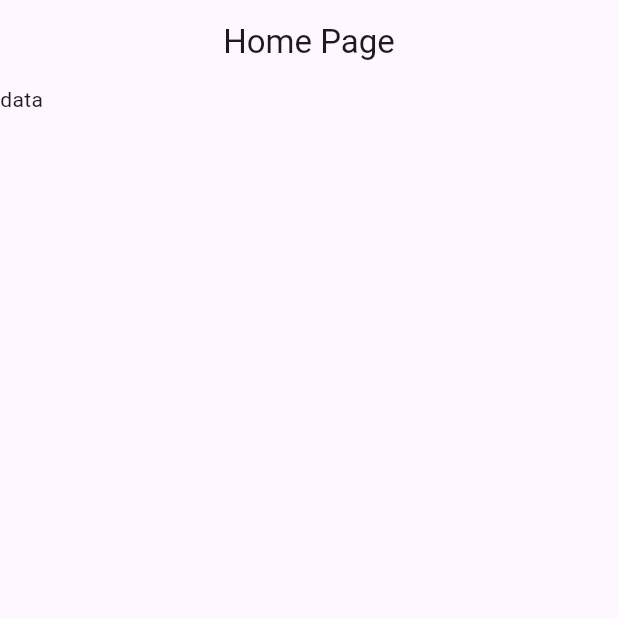
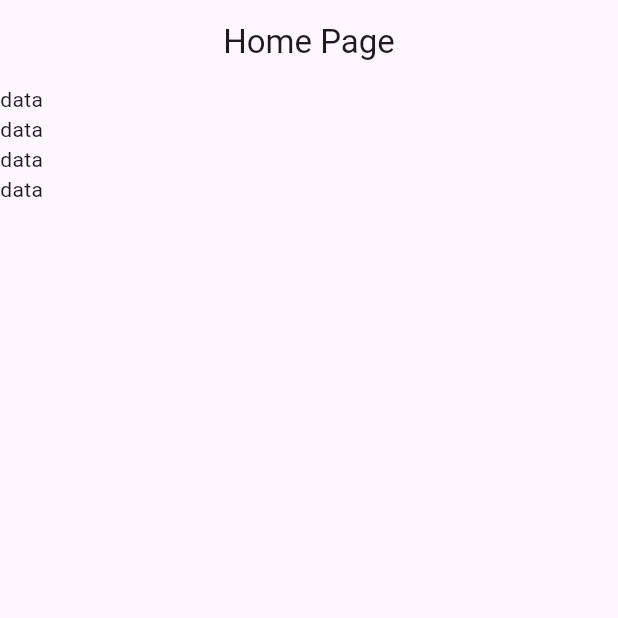
Before and after one commit to fahimshahariar09/medical_store, a Flutter app: the screen it shows after launch, on a phone screen of 412 x 824 dp, the top half of it. Run offline on Flutter 3.47's test engine with Material 3 defaults, Android fonts, the phone set to English and light mode, and no system bars.

Commit message:
first commit

```diff
--- a/lib/view/screen/home_page.dart
+++ b/lib/view/screen/home_page.dart
@@ -13,6 +13,9 @@ class HomePage extends StatelessWidget {
       body: Column(
         children: [
           Text("data"),
+          Text("data"),
+          Text("data"),
+          Text("data"),
         ],
       ),
     );
```
